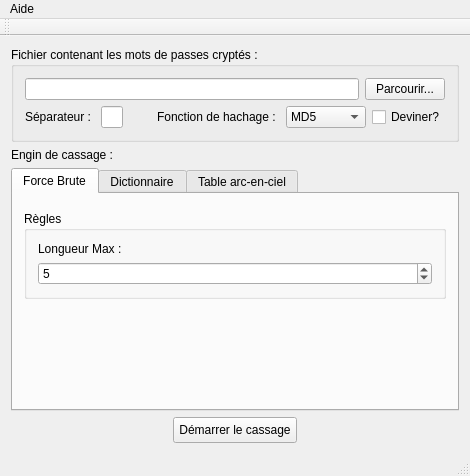
Old version of the form CasseNoisette/CasseNoisette/cassenoisette.ui in the repository raphaeldore/Casse-Noisette.
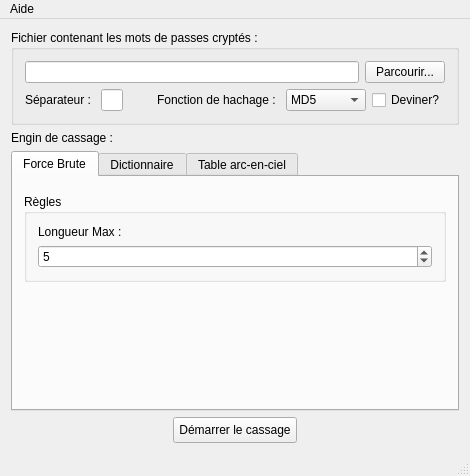
New version of the form. Custom widgets are drawn as their Qt base class.

Commit message: Suppression du mainToolBar.

Patch:
```diff
--- a/CasseNoisette/CasseNoisette/cassenoisette.ui
+++ b/CasseNoisette/CasseNoisette/cassenoisette.ui
@@ -367,14 +367,6 @@
    </widget>
    <addaction name="menu_propos"/>
   </widget>
-  <widget class="QToolBar" name="mainToolBar">
-   <attribute name="toolBarArea">
-    <enum>TopToolBarArea</enum>
-   </attribute>
-   <attribute name="toolBarBreak">
-    <bool>false</bool>
-   </attribute>
-  </widget>
   <widget class="QStatusBar" name="statusBar"/>
   <action name="aboutBtn">
    <property name="text">
```
